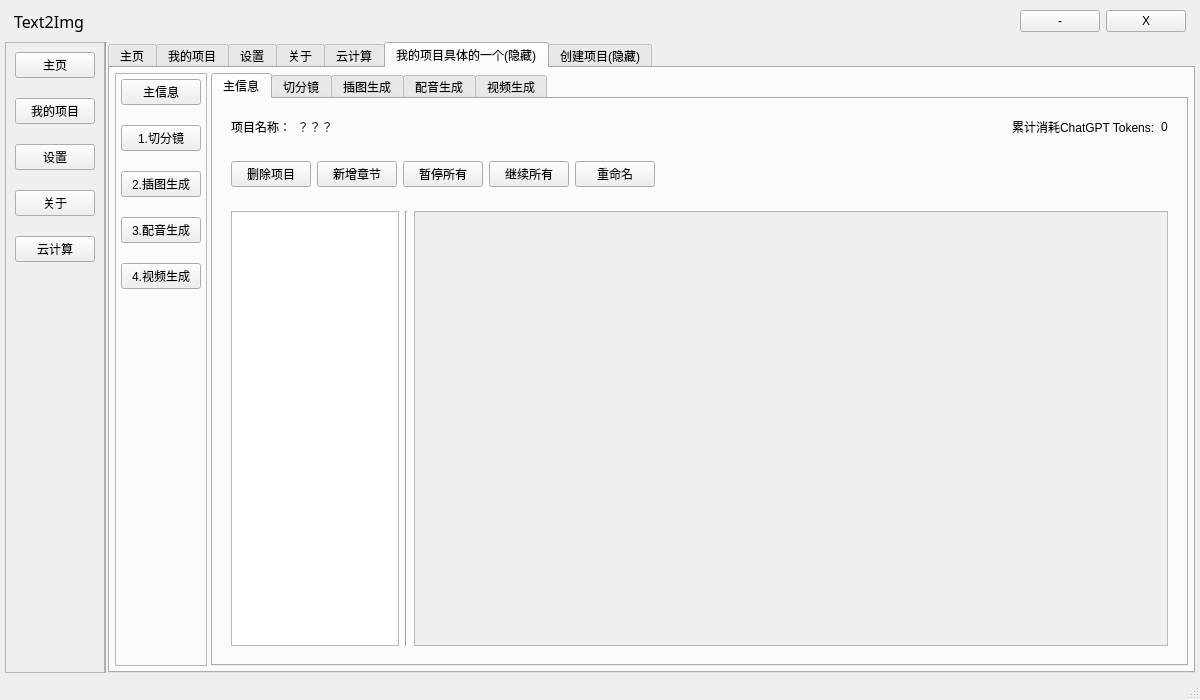
The window that gui/MainUi.ui (sjbsjb233/text2video) describes before a commit, drawn with Qt 5.
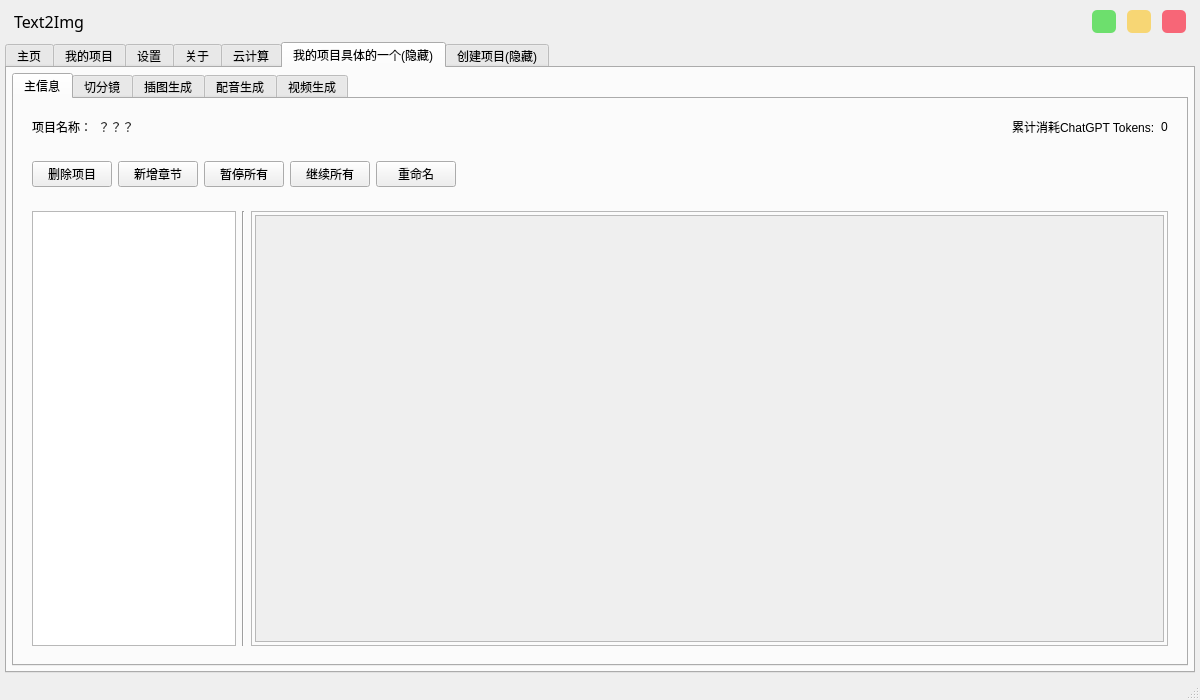
The same window after the commit. The open tabs and pages were chosen to show the change.

Commit message: 上面的三个按钮控件事件

```diff
--- a/gui/MainUi.ui
+++ b/gui/MainUi.ui
@@ -39,6 +39,9 @@
        </size>
       </property>
       <layout class="QHBoxLayout" name="horizontalLayout">
+       <property name="spacing">
+        <number>11</number>
+       </property>
        <property name="topMargin">
         <number>5</number>
        </property>
@@ -65,7 +68,7 @@
          </property>
          <property name="sizeHint" stdset="0">
           <size>
-           <width>930</width>
+           <width>982</width>
            <height>20</height>
           </size>
          </property>
@@ -73,15 +76,55 @@
        </item>
        <item>
         <widget class="QPushButton" name="pushButton">
+         <property name="sizePolicy">
+          <sizepolicy hsizetype="Fixed" vsizetype="Fixed">
+           <horstretch>15</horstretch>
+           <verstretch>0</verstretch>
+          </sizepolicy>
+         </property>
+         <property name="maximumSize">
+          <size>
+           <width>24</width>
+           <height>24</height>
+          </size>
+         </property>
+         <property name="styleSheet">
+          <string notr="true">QPushButton{background:#6DDF6D;border-radius:5px;border:none}QPushButton:hover{background:green;}</string>
+         </property>
          <property name="text">
-          <string>-</string>
+          <string/>
+         </property>
+        </widget>
+       </item>
+       <item>
+        <widget class="QPushButton" name="pushButton_2">
+         <property name="maximumSize">
+          <size>
+           <width>24</width>
+           <height>24</height>
+          </size>
+         </property>
+         <property name="styleSheet">
+          <string notr="true">QPushButton{background:#F7D674;border-radius:5px;border:none}QPushButton:hover{background:yellow;}</string>
+         </property>
+         <property name="text">
+          <string/>
          </property>
         </widget>
        </item>
        <item>
         <widget class="QPushButton" name="pushButton_3">
+         <property name="maximumSize">
+          <size>
+           <width>24</width>
+           <height>24</height>
+          </size>
+         </property>
+         <property name="styleSheet">
+          <string notr="true">QPushButton{background:#F76677;border-radius:5px;border:none}QPushButton:hover{background:red;}</string>
+         </property>
          <property name="text">
-          <string>X</string>
+          <string/>
          </property>
         </widget>
        </item>
@@ -106,76 +149,6 @@
        <property name="bottomMargin">
         <number>0</number>
        </property>
-       <item>
-        <widget class="QFrame" name="frame">
-         <property name="frameShape">
-          <enum>QFrame::StyledPanel</enum>
-         </property>
-         <property name="frameShadow">
-          <enum>QFrame::Raised</enum>
-         </property>
-         <layout class="QVBoxLayout" name="verticalLayout_2">
-          <property name="spacing">
-           <number>20</number>
-          </property>
-          <item>
-           <widget class="QPushButton" name="pushButton_2">
-            <property name="text">
-             <string>主页</string>
-            </property>
-           </widget>
-          </item>
-          <item>
-           <widget class="QPushButton" name="pushButton_4">
-            <property name="text">
-             <string>我的项目</string>
-            </property>
-           </widget>
-          </item>
-          <item>
-           <widget class="QPushButton" name="pushButton_5">
-            <property name="text">
-             <string>设置</string>
-            </property>
-           </widget>
-          </item>
-          <item>
-           <widget class="QPushButton" name="pushButton_6">
-            <property name="text">
-             <string>关于</string>
-            </property>
-           </widget>
-          </item>
-          <item>
-           <widget class="QPushButton" name="pushButton_7">
-            <property name="text">
-             <string>云计算</string>
-            </property>
-           </widget>
-          </item>
-          <item>
-           <spacer name="verticalSpacer">
-            <property name="orientation">
-             <enum>Qt::Vertical</enum>
-            </property>
-            <property name="sizeHint" stdset="0">
-             <size>
-              <width>20</width>
-              <height>40</height>
-             </size>
-            </property>
-           </spacer>
-          </item>
-         </layout>
-        </widget>
-       </item>
-       <item>
-        <widget class="Line" name="line">
-         <property name="orientation">
-          <enum>Qt::Vertical</enum>
-         </property>
-        </widget>
-       </item>
        <item>
         <widget class="QTabWidget" name="tabWidget">
          <property name="tabPosition">
@@ -240,7 +213,7 @@
             </widget>
            </item>
            <item>
-            <widget class="QFrame" name="frame_3">
+            <widget class="QFrame" name="frame">
              <property name="frameShape">
               <enum>QFrame::StyledPanel</enum>
              </property>
@@ -252,16 +225,16 @@
                <number>3</number>
               </property>
               <property name="leftMargin">
-               <number>3</number>
+               <number>4</number>
               </property>
               <property name="topMargin">
-               <number>3</number>
+               <number>4</number>
               </property>
               <property name="rightMargin">
-               <number>3</number>
+               <number>4</number>
               </property>
               <property name="bottomMargin">
-               <number>3</number>
+               <number>4</number>
               </property>
               <item>
                <widget class="QScrollArea" name="scrollArea">
@@ -967,81 +940,6 @@
            <property name="bottomMargin">
             <number>5</number>
            </property>
-           <item>
-            <widget class="QFrame" name="frame_4">
-             <property name="frameShape">
-              <enum>QFrame::StyledPanel</enum>
-             </property>
-             <property name="frameShadow">
-              <enum>QFrame::Raised</enum>
-             </property>
-             <layout class="QVBoxLayout" name="verticalLayout_5">
-              <property name="spacing">
-               <number>20</number>
-              </property>
-              <property name="leftMargin">
-               <number>5</number>
-              </property>
-              <property name="topMargin">
-               <number>5</number>
-              </property>
-              <property name="rightMargin">
-               <number>5</number>
-              </property>
-              <property name="bottomMargin">
-               <number>5</number>
-              </property>
-              <item>
-               <widget class="QPushButton" name="pushButton_10">
-                <property name="text">
-                 <string>主信息</string>
-                </property>
-               </widget>
-              </item>
-              <item>
-               <widget class="QPushButton" name="pushButton_11">
-                <property name="text">
-                 <string>1.切分镜</string>
-                </property>
-               </widget>
-              </item>
-              <item>
-               <widget class="QPushButton" name="pushButton_12">
-                <property name="text">
-                 <string>2.插图生成</string>
-                </property>
-               </widget>
-              </item>
-              <item>
-               <widget class="QPushButton" name="pushButton_13">
-                <property name="text">
-                 <string>3.配音生成</string>
-                </property>
-               </widget>
-              </item>
-              <item>
-               <widget class="QPushButton" name="pushButton_14">
-                <property name="text">
-                 <string>4.视频生成</string>
-                </property>
-               </widget>
-              </item>
-              <item>
-               <spacer name="verticalSpacer_2">
-                <property name="orientation">
-                 <enum>Qt::Vertical</enum>
-                </property>
-                <property name="sizeHint" stdset="0">
-                 <size>
-                  <width>20</width>
-                  <height>343</height>
-                 </size>
-                </property>
-               </spacer>
-              </item>
-             </layout>
-            </widget>
-           </item>
            <item>
             <widget class="QTabWidget" name="tabWidget_2">
              <property name="currentIndex">
@@ -1076,7 +974,7 @@
                     </property>
                     <property name="sizeHint" stdset="0">
                      <size>
-                      <width>676</width>
+                      <width>865</width>
                       <height>20</height>
                      </size>
                     </property>
@@ -1144,7 +1042,7 @@
                     </property>
                     <property name="sizeHint" stdset="0">
                      <size>
-                      <width>535</width>
+                      <width>724</width>
                       <height>20</height>
                      </size>
                     </property>
@@ -1174,26 +1072,56 @@
                    </widget>
                   </item>
                   <item>
-                   <widget class="QScrollArea" name="scrollArea_2">
+                   <widget class="QFrame" name="frame_4">
                     <property name="sizePolicy">
-                     <sizepolicy hsizetype="Preferred" vsizetype="Expanding">
+                     <sizepolicy hsizetype="Preferred" vsizetype="Preferred">
                       <horstretch>9</horstretch>
                       <verstretch>0</verstretch>
                      </sizepolicy>
                     </property>
-                    <property name="widgetResizable">
-                     <bool>true</bool>
+                    <property name="frameShape">
+                     <enum>QFrame::StyledPanel</enum>
                     </property>
-                    <widget class="QWidget" name="scrollAreaWidgetContents_2">
-                     <property name="geometry">
-                      <rect>
-                       <x>0</x>
-                       <y>0</y>
-                       <width>757</width>
-                       <height>416</height>
-                      </rect>
+                    <property name="frameShadow">
+                     <enum>QFrame::Raised</enum>
+                    </property>
+                    <layout class="QVBoxLayout" name="verticalLayout_5">
+                     <property name="leftMargin">
+                      <number>3</number>
                      </property>
-                    </widget>
+                     <property name="topMargin">
+                      <number>3</number>
+                     </property>
+                     <property name="rightMargin">
+                      <number>3</number>
+                     </property>
+                     <property name="bottomMargin">
+                      <number>3</number>
+                     </property>
+                     <item>
+                      <widget class="QScrollArea" name="scrollArea_2">
+                       <property name="sizePolicy">
+                        <sizepolicy hsizetype="Preferred" vsizetype="Expanding">
+                         <horstretch>9</horstretch>
+                         <verstretch>0</verstretch>
+                        </sizepolicy>
+                       </property>
+                       <property name="widgetResizable">
+                        <bool>true</bool>
+                       </property>
+                       <widget class="QWidget" name="scrollAreaWidgetContents_2">
+                        <property name="geometry">
+                         <rect>
+                          <x>0</x>
+                          <y>0</y>
+                          <width>904</width>
+                          <height>408</height>
+                         </rect>
+                        </property>
+                       </widget>
+                      </widget>
+                     </item>
+                    </layout>
                    </widget>
                   </item>
                  </layout>
```
Left out of the diff: 72 changed lines with no effect on the pictures. The commit also changes 4 other files.
